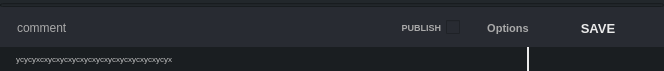
This is lib/apps/ui/arUtil.ui in alexanderrichtertd/plex as Qt 5 draws it before an edit. The edited form follows.
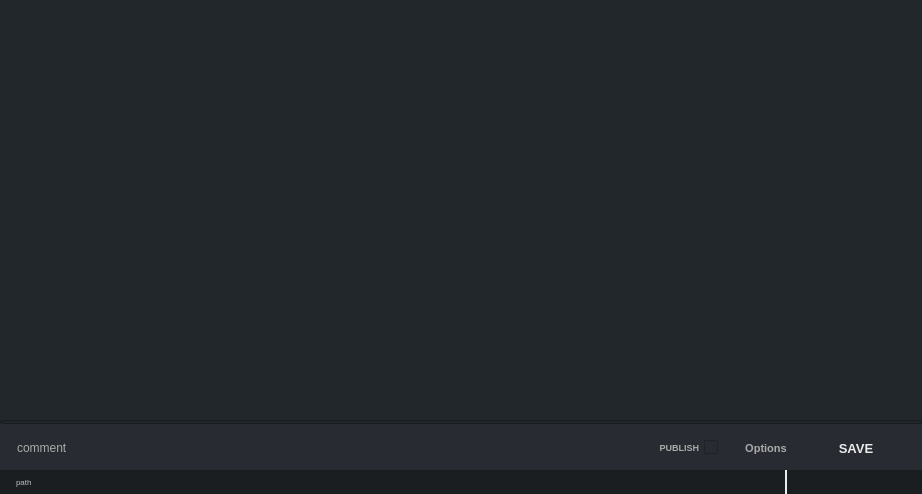
This is the edited form. Icons and pictures are not drawn.

What changed in the file:
```diff
--- a/lib/apps/ui/arUtil.ui
+++ b/lib/apps/ui/arUtil.ui
@@ -6,8 +6,8 @@
    <rect>
     <x>0</x>
     <y>0</y>
-    <width>664</width>
-    <height>71</height>
+    <width>922</width>
+    <height>494</height>
    </rect>
   </property>
   <property name="minimumSize">
@@ -418,7 +418,7 @@
             <string notr="true">color: rgb(190, 190, 190);</string>
            </property>
            <property name="text">
-            <string>ycycyxcxycxycxycxycxycxycxycxycxycxycyx</string>
+            <string>path</string>
            </property>
            <property name="frame">
             <bool>false</bool>
```
Left out of the diff: 6 changed lines with no effect on the pictures.
